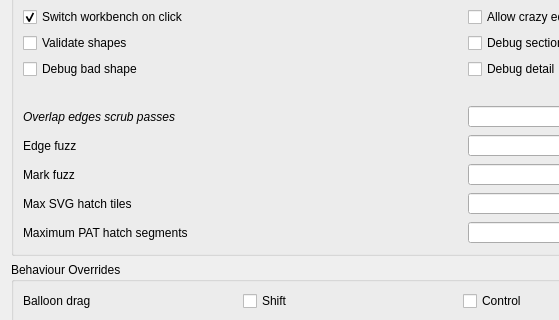
The window that src/Mod/TechDraw/Gui/DlgPrefsTechDrawAdvanced.ui (davidosterberg/FreeCAD) describes before a commit, drawn with Qt 5; both pictures show x 0 to 559 and y 111 to 431 of the 700 by 810 pixel window.
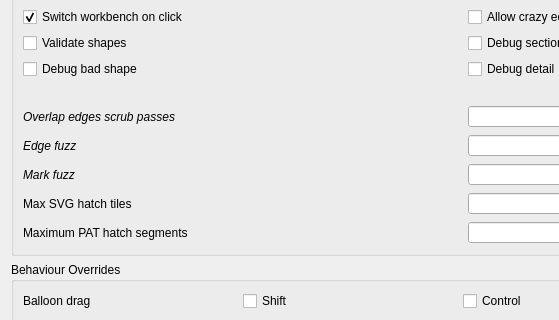
The same window after the commit. Custom widgets are drawn as their Qt base class.

Diff of the .ui file:
```diff
--- a/src/Mod/TechDraw/Gui/DlgPrefsTechDrawAdvanced.ui
+++ b/src/Mod/TechDraw/Gui/DlgPrefsTechDrawAdvanced.ui
@@ -71,6 +71,11 @@
         </item>
         <item row="8" column="0">
          <widget class="QLabel" name="label_5">
+          <property name="font">
+           <font>
+            <italic>true</italic>
+           </font>
+          </property>
           <property name="text">
            <string>Edge fuzz</string>
           </property>
@@ -261,6 +266,11 @@
         </item>
         <item row="9" column="0">
          <widget class="QLabel" name="label_4">
+          <property name="font">
+           <font>
+            <italic>true</italic>
+           </font>
+          </property>
           <property name="text">
            <string>Mark fuzz</string>
           </property>
```
